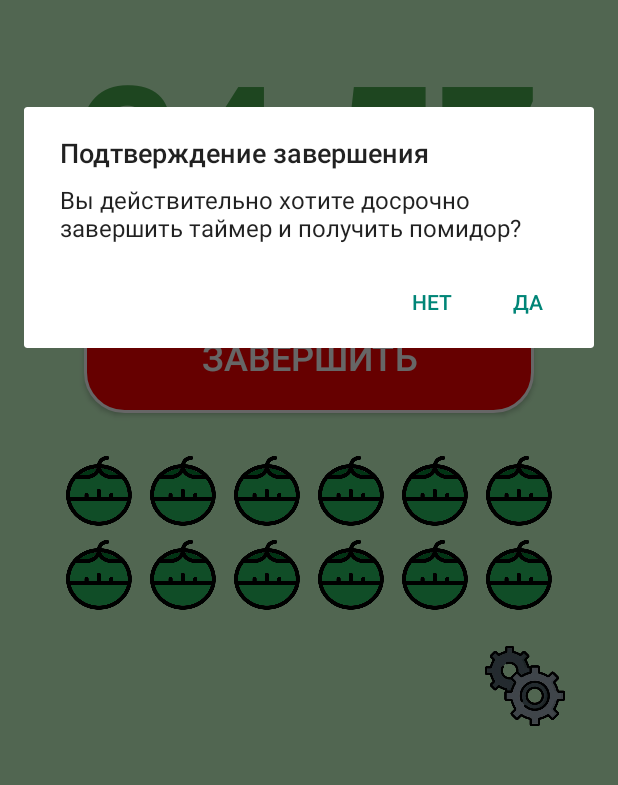
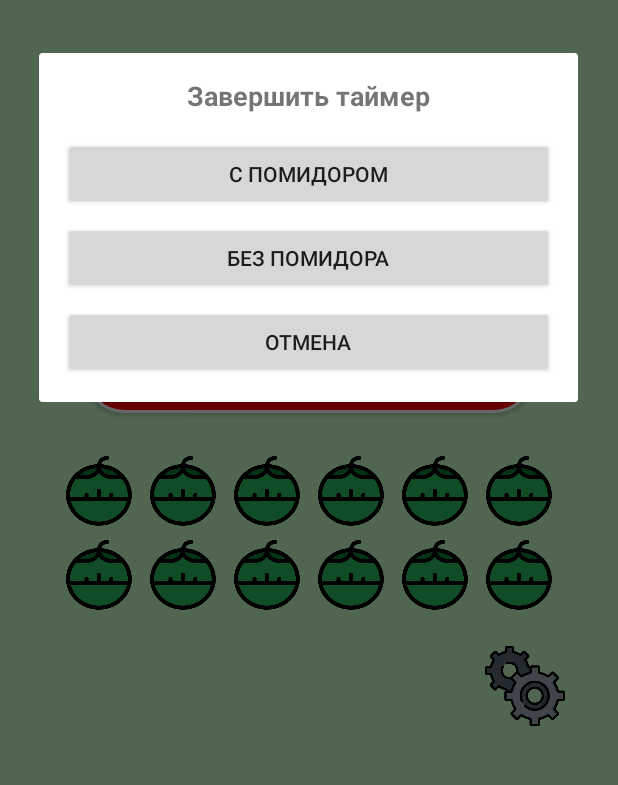
Before and after one commit to stanislavlyalin/pomodoro, an Android app: the screen it shows after launch (MainActivity), after a tap on "ЗАВЕРШИТЬ", on a phone screen of 412 x 824 dp, the part 390-1175 px from its top. Run offline under Robolectric (Android 15) with nearby library versions, the phone set to English and light mode, and no system bars; 1 other tap on this screen came first.

Commit message:
Ability to finish timer without a tomato

```diff
--- a/app/src/main/java/com/stanislavlyalin/pomodoroapp/MainActivity.kt
+++ b/app/src/main/java/com/stanislavlyalin/pomodoroapp/MainActivity.kt
@@ -59,7 +59,8 @@ class MainActivity : AppCompatActivity() {
         pomodoroCount = sharedPreferences.getInt(Constants.POMODORO_COUNT_KEY, 0)
         lastResetDay = sharedPreferences.getInt(Constants.LAST_RESET_DAY_KEY, -1)
         totalPomodoros = sharedPreferences.getInt(Constants.TOTAL_POMODOROS_KEY, 12)
-        pomodoroDuration = sharedPreferences.getLong(Constants.POMODORO_DURATION_KEY, 25 * 60 * 1000L)
+        pomodoroDuration =
+            sharedPreferences.getLong(Constants.POMODORO_DURATION_KEY, 25 * 60 * 1000L)
         sharedPreferences.getString(Constants.WORK_REQUEST_ID_KEY, null)?.let {
             workRequestId = UUID.fromString(it)
         }
@@ -270,19 +271,41 @@ class MainActivity : AppCompatActivity() {
     }
 
     private fun showEarlyFinishDialog() {
-        val alertDialog = AlertDialog.Builder(this)
-            .setTitle(getString(R.string.ConfirmFinishTimer))
-            .setMessage(getString(R.string.AreYouSureToFinishTimer))
-            .setPositiveButton(getString(R.string.Yes)) { _, _ ->
+        val dialogView = layoutInflater.inflate(R.layout.dialog_custom, null)
+        val dialog = AlertDialog.Builder(this)
+            .setView(dialogView)
+            .create()
+
+        dialogView.findViewById<Button>(R.id.with_tomato_button).setOnClickListener {
+            finishTimer(addTomato = true)
+            dialog.dismiss()
+        }
+
+        dialogView.findViewById<Button>(R.id.without_tomato_button).setOnClickListener {
+            finishTimer(addTomato = false)
+            dialog.dismiss()
+        }
+
+        dialogView.findViewById<Button>(R.id.cancel_button).setOnClickListener {
+            dialog.dismiss()
+        }
+
+        dialog.show()
+    }
+
+    private fun finishTimer(addTomato: Boolean) {
         timer?.cancel()
+        timer = null
+
         timerText.text = formatPomodoroDuration(pomodoroDuration)
-                if (pomodoroCount < totalPomodoros) {
+        startButton.text = getString(R.string.Start)
+        startButton.isEnabled = true
+
+        if (addTomato && pomodoroCount < totalPomodoros) {
             pomodoroCount++
             updateTomatoes()
             saveData()
         }
-                startButton.text = getString(R.string.Start)
-                timer = null
 
         // Canceling a WorkManager task
         workRequestId?.let {
@@ -291,13 +314,6 @@ class MainActivity : AppCompatActivity() {
 
         sharedPreferences.withPrefs { it.remove(Constants.START_TIME_KEY) }
     }
-            .setNegativeButton(getString(R.string.No)) { dialog, _ ->
-                dialog.dismiss()
-            }
-            .create()
-
-        alertDialog.show()
-    }
 
     private fun formatPomodoroDuration(durationMillis: Long): String {
         val minutes = (durationMillis / 1000) / 60
--- /dev/null
+++ b/app/src/main/res/layout/dialog_custom.xml
@@ -0,0 +1,37 @@
+<LinearLayout
+    xmlns:android="http://schemas.android.com/apk/res/android"
+    android:orientation="vertical"
+    android:padding="16dp"
+    android:layout_width="match_parent"
+    android:layout_height="wrap_content">
+
+    <TextView
+        android:id="@+id/dialog_title"
+        android:layout_width="wrap_content"
+        android:layout_height="wrap_content"
+        android:text="@string/AreYouSureToFinishTimer"
+        android:textStyle="bold"
+        android:textSize="18sp"
+        android:layout_gravity="center"
+        android:layout_marginBottom="16dp"/>
+
+    <Button
+        android:id="@+id/with_tomato_button"
+        android:layout_width="match_parent"
+        android:layout_height="wrap_content"
+        android:text="@string/withTomato"/>
+
+    <Button
+        android:id="@+id/without_tomato_button"
+        android:layout_width="match_parent"
+        android:layout_height="wrap_content"
+        android:text="@string/withoutTomato"
+        android:layout_marginTop="8dp"/>
+
+    <Button
+        android:id="@+id/cancel_button"
+        android:layout_width="match_parent"
+        android:layout_height="wrap_content"
+        android:text="@string/cancel"
+        android:layout_marginTop="8dp"/>
+</LinearLayout>
--- a/app/src/main/res/values/strings.xml
+++ b/app/src/main/res/values/strings.xml
@@ -4,16 +4,19 @@
     <string name="TimerInitialTime">25:00</string>
     <string name="FinishTimer">Завершить</string>
     <string name="ConfirmFinishTimer">Подтверждение завершения</string>
-    <string name="AreYouSureToFinishTimer">Вы действительно хотите досрочно завершить таймер и получить помидор?</string>
+    <string name="AreYouSureToFinishTimer">Завершить таймер</string>
     <string name="Yes">Да</string>
     <string name="No">Нет</string>
     <string name="settings">Настройки</string>
-    <string name="number_of_pomodoros">Количество помидоров за день</string>
-    <string name="pomodoro_duration_minutes">Длительность помидора в минутах</string>
+    <string name="number_of_pomodoros">Помидоров за день</string>
+    <string name="pomodoro_duration_minutes">Длительность</string>
     <string name="save">Сохранить настройки</string>
     <string name="settings_apply_after_restart">Настройки будут применены после перезапуска приложения</string>
     <string name="enterCorrectSettings">Пожалуйста, введите корректные значения</string>
     <string name="restartToApplySettings">Настройки сохранены. Перезапустите приложение для применения изменений.</string>
     <string name="pomodoro_count_label">Количество помидоров за день</string>
     <string name="pomodoro_duration_label">Длительность помидора в минутах</string>
+    <string name="withTomato">С помидором</string>
+    <string name="withoutTomato">Без помидора</string>
+    <string name="cancel">Отмена</string>
 </resources>
```
Lines whose indentation alone changed are shown as unchanged.
